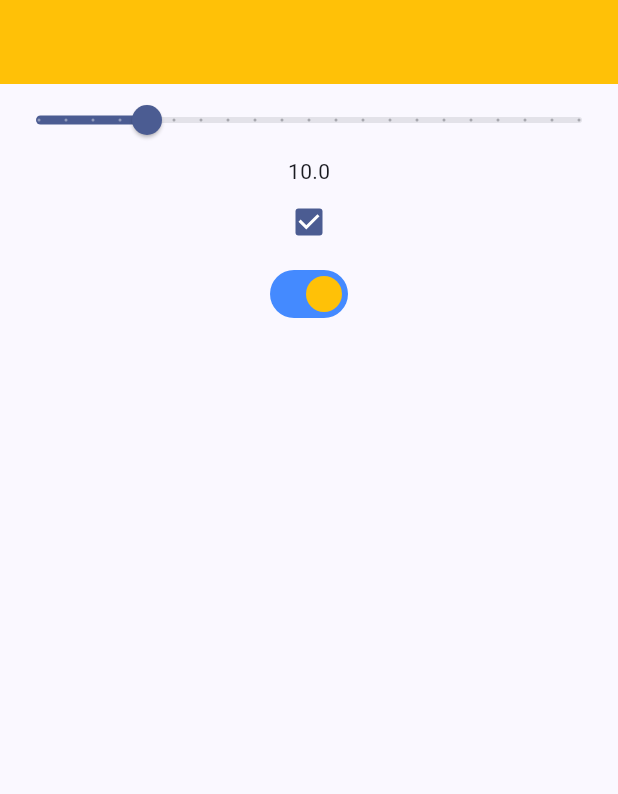
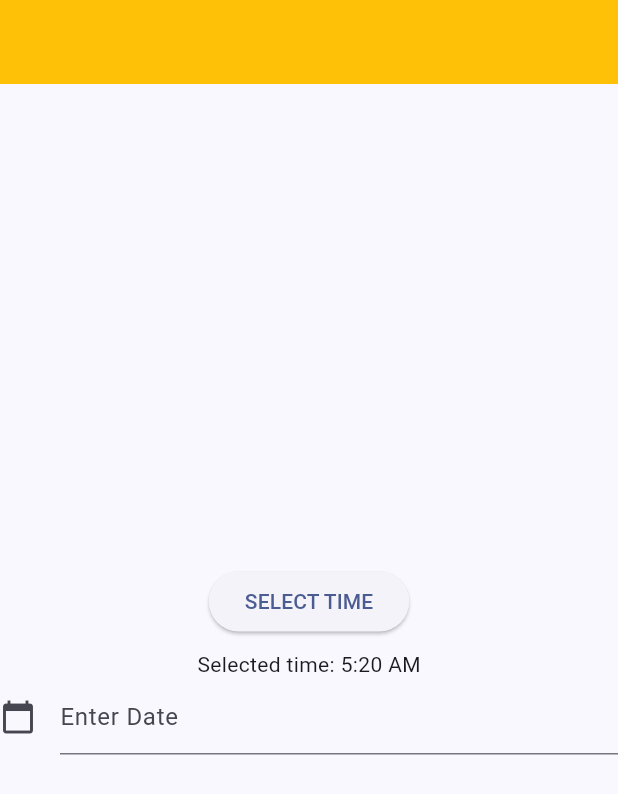
Before and after one commit to Dharalunagariya/Project1, a Flutter app: the screen it shows after launch, on a phone screen of 412 x 824 dp. Shown: the top 794 px of the screen. Run offline on Flutter 3.47's test engine with Material 3 defaults, Android fonts, the phone set to English and light mode, and no system bars; our stand-ins replace fluttertoast.

Commit message:
06/01/25

```diff
--- /dev/null
+++ b/lib/Timepicker_datepicker.dart
@@ -0,0 +1,91 @@
+import 'package:flutter/material.dart';
+import 'package:intl/intl.dart';
+
+class TimepickerDatepicker extends StatefulWidget {
+  const TimepickerDatepicker({super.key});
+
+  @override
+  State<TimepickerDatepicker> createState() => _TimepickerDatepickerState();
+}
+
+
+
+class _TimepickerDatepickerState extends State<TimepickerDatepicker> {
+  TimeOfDay _time = TimeOfDay(hour: 5, minute: 20);
+
+  void _selectTime() async {
+    final TimeOfDay? newTime = await showTimePicker(
+      context: context,
+      initialTime: _time,
+    );
+    if (newTime != null) {
+      setState(() {
+        _time = newTime;
+      });
+    }
+  }
+
+  TextEditingController dataInput = TextEditingController();
+  void initState() {
+    dataInput.text = "";
+    super.initState();
+  }
+
+  @override
+  Widget build(BuildContext context) {
+    return Scaffold(
+      appBar: AppBar(
+        backgroundColor: Colors.amber,
+      ),
+      body: Center(
+        child: Column(
+          mainAxisAlignment: MainAxisAlignment.center,
+          children: [
+
+
+            ElevatedButton(
+              onPressed: _selectTime,
+              child: Text('SELECT TIME'),
+            ),
+            SizedBox(height: 8),
+            Text(
+              'Selected time: ${_time.format(context)}',
+            ),
+            Container(
+              height: 50,
+              width: double.infinity,
+              child: Center(
+                child: TextField(
+                  controller: dataInput,
+                  decoration: InputDecoration(
+                    icon: Icon(Icons.calendar_today),
+                    labelText: 'Enter Date',
+                  ),
+                  readOnly: true,
+                  onTap: () async {
+                    DateTime? pickedDate = await showDatePicker(
+                        context: context,
+                        initialDate: DateTime.now(),
+                        firstDate: DateTime(1997),
+                        lastDate: DateTime(2032));
+
+                    if (pickedDate != null) {
+                      print(pickedDate);
+                      String formattedDate =
+                          DateFormat('dd-MM-yyyy').format(pickedDate);
+                      print(formattedDate);
+                      setState(() {
+                        dataInput.text = formattedDate;
+                      });
+                    } else {}
+                    ;
+                  },
+                ),
+              ),
+            )
+          ],
+        ),
+      ),
+    );
+  }
+}
--- a/lib/main.dart
+++ b/lib/main.dart
@@ -16,6 +16,7 @@ import 'package:flutter_application_1/Practicaltab.dart';
 import 'package:flutter_application_1/Practice14.dart';
 import 'package:flutter_application_1/Material_dialog.dart';
 import 'package:flutter_application_1/Silder_checkbox_switch.dart';
+import 'package:flutter_application_1/Timepicker_datepicker.dart';
 import 'package:flutter_application_1/practical19.dart';
 import 'package:flutter_application_1/practical20.dart';
 import 'package:flutter_application_1/practical23.dart';
@@ -28,7 +29,7 @@ import 'package:flutter_application_1/practice13.dart';
 import 'package:flutter_application_1/practice15.dart';
 import 'package:flutter_application_1/practice16.dart';
 import 'package:flutter_application_1/practice17.dart';
-import 'package:flutter_application_1/practice18.dart';
+import 'package:flutter_application_1/practice18list.dart';
 import 'package:flutter_application_1/practice2.dart';
 import 'package:flutter_application_1/practice3.dart';
 import 'package:flutter_application_1/practice4.dart';
@@ -56,7 +57,7 @@ class MyApp extends StatelessWidget {
             ColorScheme.fromSeed(seedColor: Color.fromARGB(255, 118, 152, 255)),
         useMaterial3: true,
       ),
-      home: Silder(),
+      home: TimepickerDatepicker(),
     );
   }
 }
--- a/pubspec.yaml
+++ b/pubspec.yaml
@@ -34,6 +34,8 @@ dependencies:
   # The following adds the Cupertino Icons font to your application.
   # Use with the CupertinoIcons class for iOS style icons.
   cupertino_icons: ^1.0.6
+  fluttertoast: ^8.2.10
+  intl: ^0.20.1
 
 dev_dependencies:
   flutter_test:
```
Also changed, not shown: lib/Silder_checkbox_switch.dart (+26 -2 lines), lib/practice18list.dart (renamed from lib/practice18.dart), pubspec.lock.
